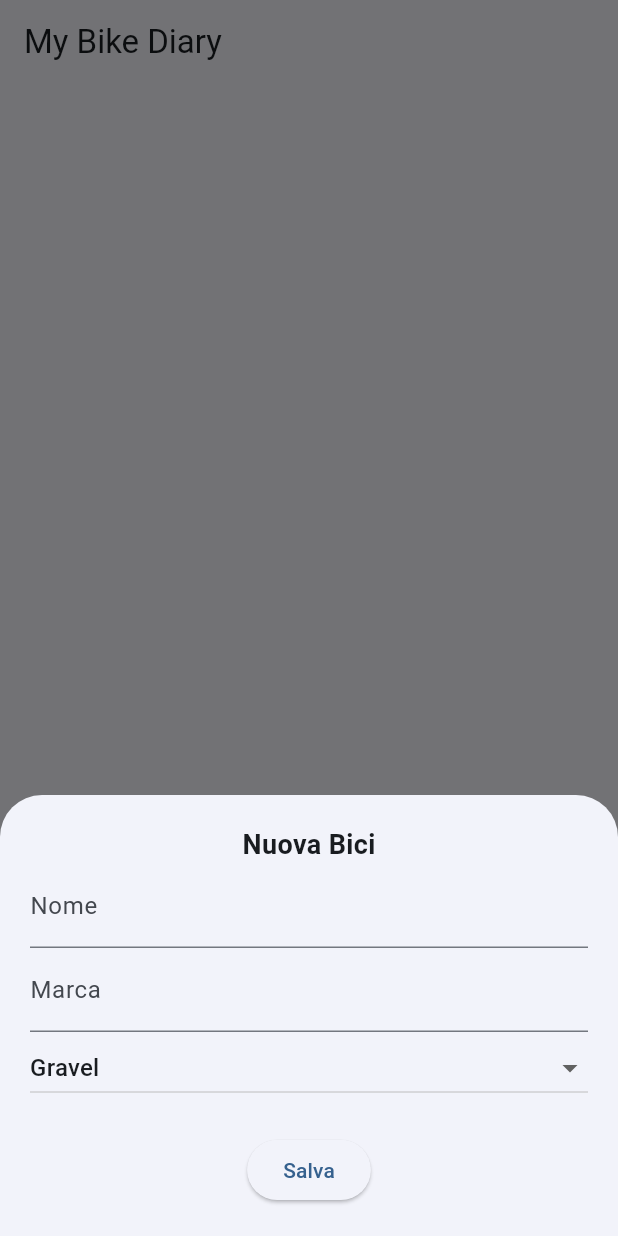
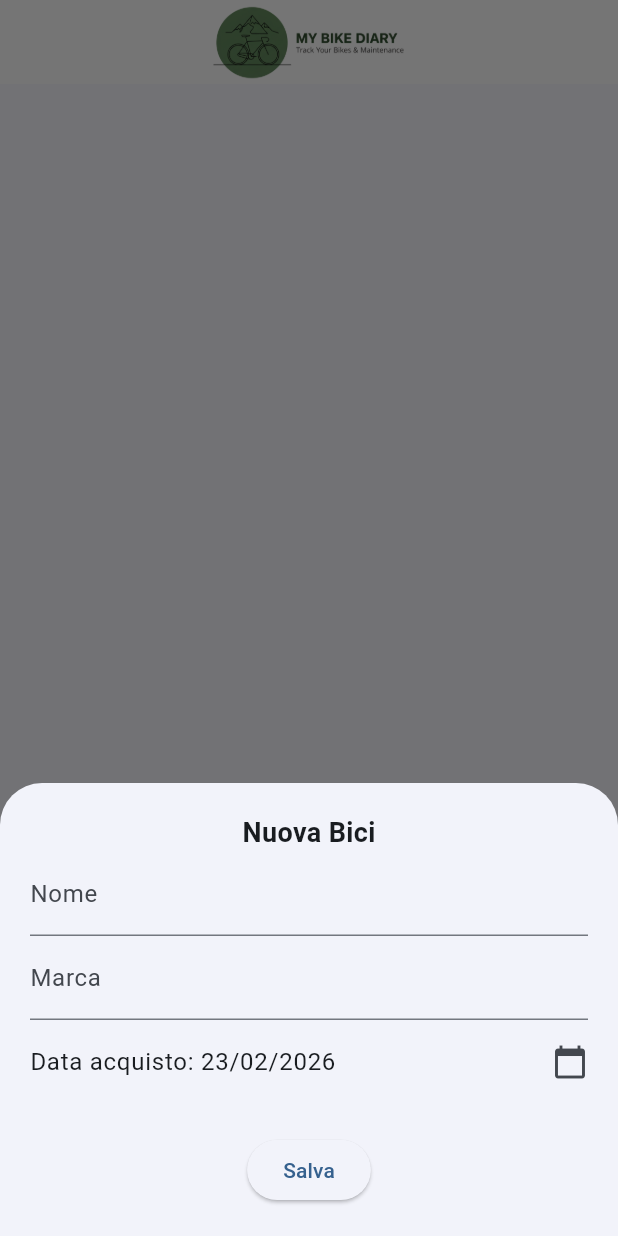
Before and after one commit to xilon82/my_bike_diary, a Flutter app: the screen it shows after launch, after a tap on the "add" icon, on a phone screen of 412 x 824 dp. Run offline on Flutter 3.47's test engine with Material 3 defaults, Android fonts, the phone set to English and light mode, and no system bars; our stand-ins replace flutter_riverpod, isar; accounts and stored records are empty; generated files the repository leaves out were written again.

Commit message:
Aggiunta possibilità di memorizzare gli interventi sulla bici

```diff
--- a/lib/main.dart
+++ b/lib/main.dart
@@ -3,6 +3,7 @@ import 'package:flutter_riverpod/flutter_riverpod.dart';
 import 'models/bike.dart';
 import 'providers/bike_provider.dart';
 import 'views/bike_details_view.dart';
+import 'package:intl/intl.dart';
 
 void main() {
   runApp(const ProviderScope(child: MyApp()));
@@ -23,46 +24,77 @@ class MyApp extends StatelessWidget {
 class HomeScreen extends ConsumerWidget {
   const HomeScreen({super.key});
 
-  void _showBikeForm(BuildContext context, WidgetRef ref, [Bike? bike]) {
-    final isEditing = bike != null;
-    final nameController = TextEditingController(text: bike?.name);
-    final brandController = TextEditingController(text: bike?.brand);
-    String selectedType = bike?.type ?? 'Gravel';
+  void _showBikeForm(BuildContext context, WidgetRef ref, [Bike? existing]) {
+    final nameController = TextEditingController(text: existing?.name);
+    final brandController = TextEditingController(text: existing?.brand);
+    // Inizializziamo la data con quella esistente o con oggi
+    DateTime selectedDate = existing?.purchaseDate ?? DateTime.now();
 
     showModalBottomSheet(
       context: context,
       isScrollControlled: true,
       builder: (context) => StatefulBuilder(
-        builder: (context, setModalState) => Padding(
+        // Fondamentale per aggiornare la data nel modal
+        builder: (context, setState) => Padding(
           padding: EdgeInsets.only(
             bottom: MediaQuery.of(context).viewInsets.bottom,
-            left: 20, right: 20, top: 20,
+            left: 20,
+            right: 20,
+            top: 20,
           ),
           child: Column(
             mainAxisSize: MainAxisSize.min,
             children: [
-              Text(isEditing ? "Modifica Bici" : "Nuova Bici", style: const TextStyle(fontSize: 18, fontWeight: FontWeight.bold)),
-              TextField(controller: nameController, decoration: const InputDecoration(labelText: "Nome")),
-              TextField(controller: brandController, decoration: const InputDecoration(labelText: "Marca")),
-              DropdownButton<String>(
-                value: selectedType,
-                isExpanded: true,
-                items: ['Gravel', 'MTB', 'Strada', 'Pieghevole'].map((t) => DropdownMenuItem(value: t, child: Text(t))).toList(),
-                onChanged: (val) => setModalState(() => selectedType = val!),
+              Text(
+                existing == null ? "Nuova Bici" : "Modifica Bici",
+                style: const TextStyle(
+                  fontSize: 18,
+                  fontWeight: FontWeight.bold,
                 ),
+              ),
+              TextField(
+                controller: nameController,
+                decoration: const InputDecoration(labelText: "Nome"),
+              ),
+              TextField(
+                controller: brandController,
+                decoration: const InputDecoration(labelText: "Marca"),
+              ),
+
+              // --- SELETTORE DATA ---
+              ListTile(
+                contentPadding: EdgeInsets.zero,
+                title: Text(
+                  "Data acquisto: ${DateFormat('dd/MM/yyyy').format(selectedDate)}",
+                ),
+                trailing: const Icon(Icons.calendar_today),
+                onTap: () async {
+                  final picked = await showDatePicker(
+                    context: context,
+                    initialDate: selectedDate,
+                    firstDate: DateTime(1900),
+                    lastDate: DateTime.now(),
+                  );
+                  if (picked != null) {
+                    setState(
+                      () => selectedDate = picked,
+                    ); // Aggiorna la UI del modal
+                  }
+                },
+              ),
+
               const SizedBox(height: 20),
               ElevatedButton(
                 onPressed: () {
-                  if (nameController.text.isNotEmpty) {
-                    final b = bike ?? Bike();
-                    b.name = nameController.text;
-                    b.brand = brandController.text;
-                    b.type = selectedType;
-                    ref.read(isarServiceProvider).saveBike(b);
+                  final bike = existing ?? Bike();
+                  bike.name = nameController.text;
+                  bike.brand = brandController.text;
+                  bike.purchaseDate = selectedDate; // Salviamo la data scelta
+
+                  ref.read(isarServiceProvider).saveBike(bike);
                   Navigator.pop(context);
-                  }
                 },
-                child: Text(isEditing ? "Aggiorna" : "Salva"),
+                child: const Text("Salva"),
               ),
               const SizedBox(height: 20),
             ],
@@ -77,7 +109,21 @@ class HomeScreen extends ConsumerWidget {
     final bikesAsync = ref.watch(bikesProvider);
 
     return Scaffold(
-      appBar: AppBar(title: const Text("My Bike Diary")),
+      //appBar: AppBar(title: const Text("My Bike Diary")),
+      appBar: AppBar(
+        // centerTitle centra il contenuto della proprietà 'title' sia su Android che su iOS/Linux
+        centerTitle: true,
+        title: Image.asset(
+          'assets/logo.png',
+          height:
+              50, // Ho aumentato un po' l'altezza visto che ora è l'unico protagonista
+          fit: BoxFit.contain,
+        ),
+        elevation: 0, // Opzionale: toglie l'ombra per un look più flat
+        backgroundColor: Colors
+            .white, // Opzionale: se vuoi che il logo si fonda con lo sfondo
+      ),
+
       body: bikesAsync.when(
         data: (bikes) => ListView.builder(
           itemCount: bikes.length,
@@ -86,8 +132,13 @@ class HomeScreen extends ConsumerWidget {
             return Dismissible(
               key: Key(bike.id.toString()),
               direction: DismissDirection.endToStart,
-              background: Container(color: Colors.red, alignment: Alignment.centerRight, child: const Icon(Icons.delete, color: Colors.white)),
-              onDismissed: (_) => ref.read(isarServiceProvider).deleteBike(bike.id),
+              background: Container(
+                color: Colors.red,
+                alignment: Alignment.centerRight,
+                child: const Icon(Icons.delete, color: Colors.white),
+              ),
+              onDismissed: (_) =>
+                  ref.read(isarServiceProvider).deleteBike(bike.id),
               // All'interno del ListView.builder della HomeScreen
               child: ListTile(
                 // 1. ICONA DINAMICA
@@ -96,10 +147,14 @@ class HomeScreen extends ConsumerWidget {
                   child: Icon(_getBikeIcon(bike.type), color: Colors.blue),
                 ),
                 title: Text(bike.name),
-                subtitle: Text("${bike.brand} - ${bike.type}"),
+                subtitle: Text(
+                  "${bike.brand} • ${bike.type}\nEtà: ${bike.age}",
+                ),
                 onTap: () => Navigator.push(
                   context,
-                  MaterialPageRoute(builder: (_) => BikeDetailsView(bike: bike))
+                  MaterialPageRoute(
+                    builder: (_) => BikeDetailsView(bike: bike),
+                  ),
                 ),
                 // 2. LOGICA DI MODIFICA (Long Press)
                 onLongPress: () => _showBikeForm(context, ref, bike),
@@ -117,7 +172,6 @@ class HomeScreen extends ConsumerWidget {
     );
   }
 
-
   IconData _getBikeIcon(String type) {
     switch (type) {
       case 'MTB':
--- a/lib/models/bike.dart
+++ b/lib/models/bike.dart
@@ -9,9 +9,38 @@ class Bike {
   late String name;
   String? brand;
   String type = 'Gravel';
-  double totalKm = 0.0;
   DateTime purchaseDate = DateTime.now();
 
   @Backlink(to: 'bike')
   final components = IsarLinks<Component>();
+
+  @Backlink(to: 'bike') // Deve puntare esattamente al nome del campo sotto
+  final serviceHistory = IsarLinks<ServiceHistory>();
+
+  String get age {
+    final duration = DateTime.now().difference(purchaseDate);
+    final years = (duration.inDays / 365).floor();
+    final months = ((duration.inDays % 365) / 30).floor();
+
+    if (years > 0) {
+      return "$years ann${years == 1 ? 'o' : 'i'} e $months mes${months == 1 ? 'e' : 'i'}";
+    } else {
+      return "$months mes${months == 1 ? 'e' : 'i'}";
+    }
+  }
 }
+
+@collection
+class ServiceHistory {
+  Id id = Isar.autoIncrement;
+  late String description;
+  late String location;
+  double cost = 0.0;
+  DateTime date = DateTime.now();
+
+  // Aggiungiamo l'annotazione esplicita per forzare il generatore
+  @ignore
+  int? get tempId => id; // Inutile, serve solo a "muovere" il file
+
+  final bike = IsarLink<Bike>(); // <--- IL GENERATORE CERCA QUESTO
+}
--- a/lib/models/component.dart
+++ b/lib/models/component.dart
@@ -9,6 +9,7 @@ class Component {
   late String name;
   int? maintenanceIntervalDays;
   DateTime lastMaintenanceDate = DateTime.now();
+  DateTime purchaseDate = DateTime.now();
 
   final bike = IsarLink<Bike>();
 
--- a/lib/providers/bike_provider.dart
+++ b/lib/providers/bike_provider.dart
@@ -3,12 +3,13 @@ import 'package:path_provider/path_provider.dart';
 import 'package:flutter_riverpod/flutter_riverpod.dart';
 import '../models/bike.dart';
 import '../models/component.dart';
+
 import '../services/isar_service.dart';
 
 final isarProvider = Provider<Future<Isar>>((ref) async {
   final dir = await getApplicationDocumentsDirectory();
   final isar = await Isar.open(
-    [BikeSchema, ComponentSchema],
+    [BikeSchema, ComponentSchema, ServiceHistorySchema],
     directory: dir.path,
   );
 
@@ -29,3 +30,8 @@ final bikesProvider = StreamProvider<List<Bike>>((ref) {
 final componentsProvider = StreamProvider.family<List<Component>, int>((ref, bikeId) {
   return ref.watch(isarServiceProvider).listenToComponents(bikeId);
 });
+
+// E aggiungi il provider per la lista interventi
+final serviceHistoryProvider = StreamProvider.family<List<ServiceHistory>, int>((ref, bikeId) {
+  return ref.watch(isarServiceProvider).listenToServiceHistory(bikeId);
+});
--- a/pubspec.yaml
+++ b/pubspec.yaml
@@ -35,6 +35,7 @@ dependencies:
   isar_flutter_libs: ^3.1.0+1
   path_provider: ^2.1.2
   flutter_riverpod: ^2.5.1
+  intl: ^0.19.0
 
   # The following adds the Cupertino Icons font to your application.
   # Use with the CupertinoIcons class for iOS style icons.
@@ -69,6 +70,9 @@ flutter:
   # assets:
   #   - images/a_dot_burr.jpeg
   #   - images/a_dot_ham.jpeg
+  assets:
+    - assets/logo.png
+    - assets/cutlogo.png
 
   # An image asset can refer to one or more resolution-specific "variants", see
   # https://flutter.dev/to/resolution-aware-images
```
Also changed, not shown: lib/services/isar_service.dart (+26 -0 lines), lib/views/bike_details_view.dart (+159 -94 lines), assets/cutlogo.png (added), assets/logo.png (added), lib/models/bike.g.dart, lib/models/component.g.dart, pubspec.lock. Lines whose indentation alone changed are shown as unchanged.
